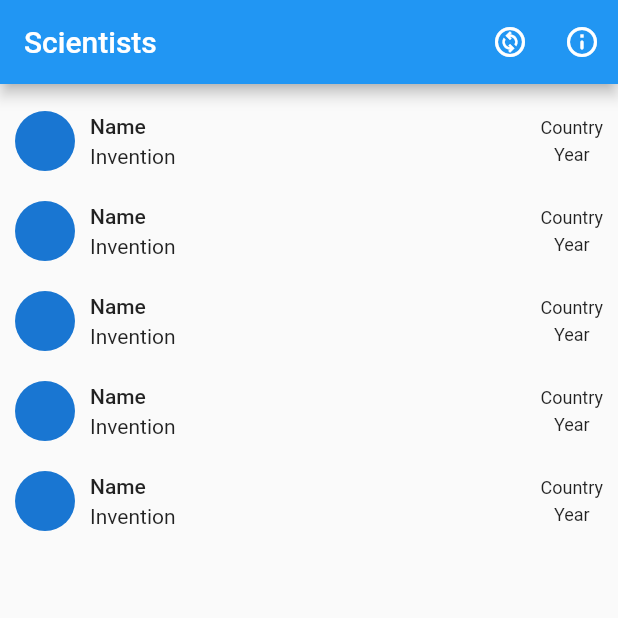
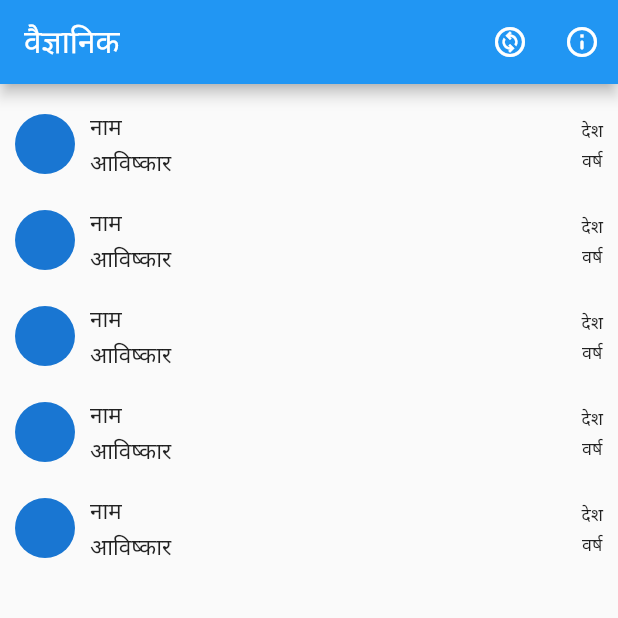
Before and after one commit to singhtaranjeet/flutter_i18n, a Flutter app: the screen it shows after launch, after a tap on the "change circle" icon, on a phone screen of 412 x 824 dp, the top half of it. Run offline on Flutter 3.47's test engine with Material 2 defaults, Android fonts, the phone set to English and light mode, and no system bars; generated files the repository leaves out were written again.

Commit message:
[Localization] Change locale locally

```diff
--- a/lib/app.dart
+++ b/lib/app.dart
@@ -1,6 +1,5 @@
 import 'package:flutter/material.dart';
 import 'package:flutter_i18n/scientists/scientists_page.dart';
-import 'package:flutter_localizations/flutter_localizations.dart';
 import 'package:flutter_gen/gen_l10n/app_localizations.dart';
 
 class MyApp extends StatefulWidget {
@@ -21,12 +20,8 @@ class _MyAppState extends State<MyApp> {
   @override
   Widget build(BuildContext context) {
     return MaterialApp(
-       localizationsDelegates: const [
-        AppLocalizations.delegate,
-        GlobalMaterialLocalizations.delegate,
-        GlobalWidgetsLocalizations.delegate,
-        GlobalCupertinoLocalizations.delegate,
-      ],
+      localizationsDelegates: AppLocalizations.localizationsDelegates,
+      locale: isEnglishLocale ? const Locale('en', '') : const Locale('hi', ''),
       supportedLocales: const [
         Locale('en', ''),
         Locale('hi', ''),
--- a/lib/l10n/app_en.arb
+++ b/lib/l10n/app_en.arb
@@ -1,3 +1,8 @@
 {
-    "scientists": "Scientists"
+    "scientists": "Scientists",
+    "scientistsScreenScaffoldMessage": "Let's pretend this app contains infomation related to scientists and their inventions",
+    "scientistName": "Name",
+    "scientistInvention": "Invention",
+    "scientistCountry": "Country",
+    "scientistYear": "Year"
 }
--- a/lib/l10n/app_hi.arb
+++ b/lib/l10n/app_hi.arb
@@ -1,3 +1,8 @@
 {
-    "scientists": "वैज्ञानिक"
+    "scientists": "वैज्ञानिक",
+    "scientistsScreenScaffoldMessage": "मान लो की यह ऐप वैज्ञानिकों और उनके आविष्कारों से संबंधित जानकारी दिखाता है",
+    "scientistName": "नाम",
+    "scientistInvention": "आविष्कार",
+    "scientistCountry": "देश",
+    "scientistYear": "वर्ष"
 }
--- a/lib/main.dart
+++ b/lib/main.dart
@@ -2,5 +2,5 @@ import 'package:flutter/material.dart';
 import 'package:flutter_i18n/app.dart';
 
 void main() {
-  runApp(const MyApp());
+  runApp(MyApp());
 }
--- a/lib/scientists/scientists_page.dart
+++ b/lib/scientists/scientists_page.dart
@@ -1,6 +1,7 @@
 import 'package:flutter/material.dart';
 import 'package:flutter_i18n/model/scientist.dart';
 import 'package:flutter_i18n/widgets.dart/scientist_card.dart';
+import 'package:flutter_gen/gen_l10n/app_localizations.dart';
 
 class ScientistsPage extends StatelessWidget {
   const ScientistsPage({required this.changeLocale, Key? key})
@@ -11,7 +12,7 @@ class ScientistsPage extends StatelessWidget {
   Widget build(BuildContext context) {
     return Scaffold(
       appBar: AppBar(
-        title: const Text("Scientists"),
+        title: Text(AppLocalizations.of(context)!.scientists),
         actions: [
           IconButton(
               icon: const Icon(Icons.change_circle_outlined),
@@ -22,15 +23,16 @@ class ScientistsPage extends StatelessWidget {
               ScaffoldMessenger.of(context).showSnackBar(
                 SnackBar(
                   content: Row(
-                    children: const [
-                      Icon(
+                    children: [
+                      const Icon(
                         Icons.insert_emoticon_rounded,
                         color: Colors.purple,
                       ),
-                      SizedBox(width: 10),
+                      const SizedBox(width: 10),
                       Expanded(
                         child: Text(
-                          "Let's pretend this app contains infomation related to scientists and their inventions",
+                          AppLocalizations.of(context)!
+                              .scientistsScreenScaffoldMessage,
                         ),
                       ),
                     ],
--- a/lib/widgets.dart/scientist_card.dart
+++ b/lib/widgets.dart/scientist_card.dart
@@ -1,5 +1,6 @@
 import 'package:flutter/material.dart';
 import 'package:flutter_i18n/model/scientist.dart';
+import 'package:flutter_gen/gen_l10n/app_localizations.dart';
 
 class ScientistCard extends StatelessWidget {
   final Scientist scientist;
@@ -24,37 +25,38 @@ class ScientistCard extends StatelessWidget {
             Expanded(
               child: Column(
                 crossAxisAlignment: CrossAxisAlignment.start,
-                  children: const [
+                children: [
                   Text(
-                      "Name",
-                      style: TextStyle(
+                    AppLocalizations.of(context)!.scientistName,
+                    style: const TextStyle(
                       fontWeight: FontWeight.w500,
                     ),
                   ),
-                    SizedBox(height: 4),
-                    Text("Invention")
+                  const SizedBox(height: 4),
+                  Text(AppLocalizations.of(context)!.scientistInvention)
                 ],
               ),
             ),
             Column(
-                children: const [
+              children: [
                 Text(
-                    "Country",
-                    style: TextStyle(
+                  AppLocalizations.of(context)!.scientistCountry,
+                  style: const TextStyle(
                     fontSize: 12,
                   ),
                 ),
-                  SizedBox(height: 4),
+                const SizedBox(height: 4),
                 Text(
-                    "Year",
-                    style: TextStyle(
+                  AppLocalizations.of(context)!.scientistYear,
+                  style: const TextStyle(
                     fontSize: 12,
                   ),
                 ),
               ],
             )
           ],
-          )),
+        ),
+      ),
     );
   }
 }
```
Lines whose indentation alone changed are shown as unchanged.
